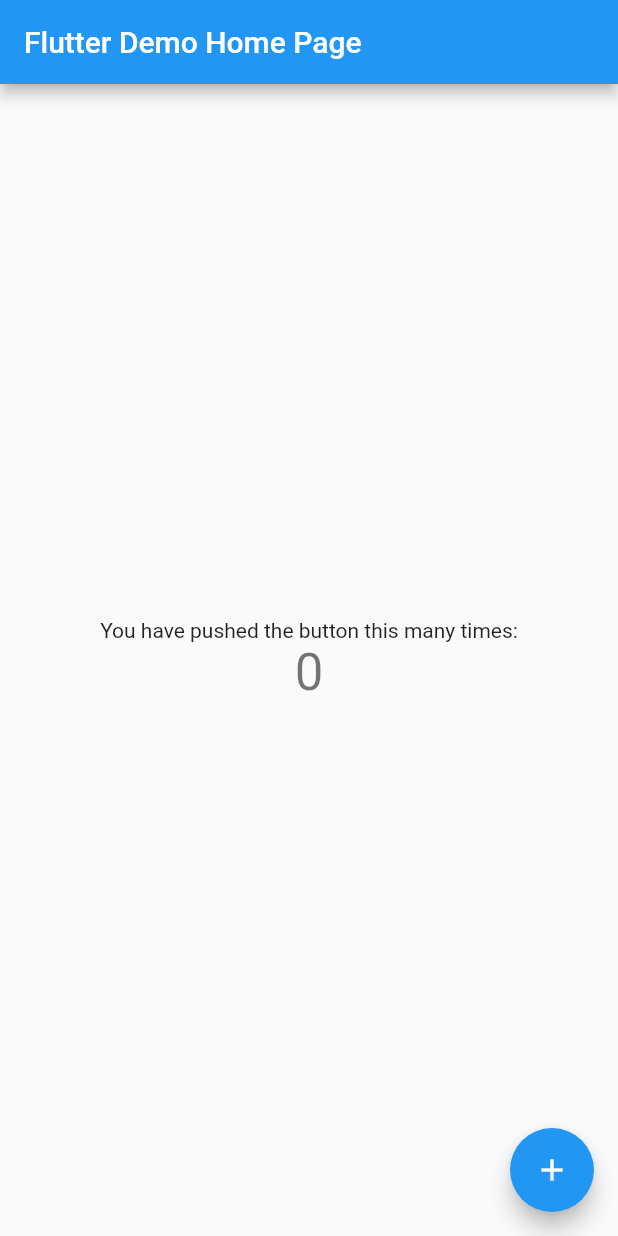
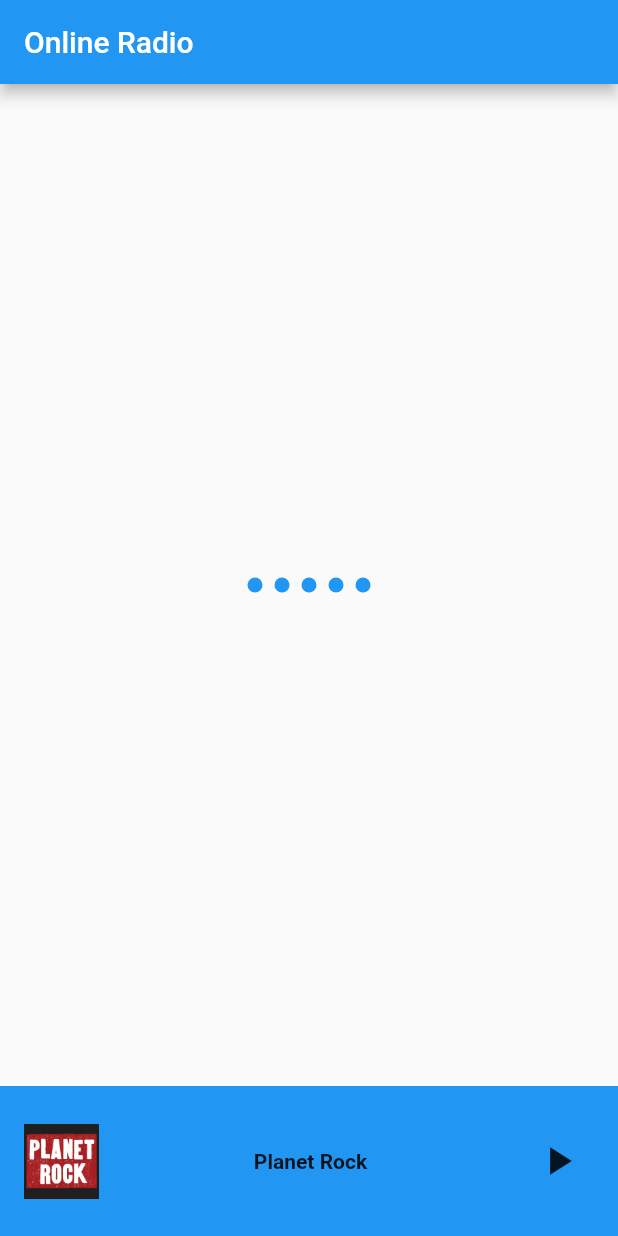
Before and after one commit to Javelink/radioFlutter, a Flutter app: the screen it shows after launch, on a phone screen of 412 x 824 dp. Run offline on Flutter 3.47's test engine with Material 2 defaults, Android fonts, the phone set to English and light mode, and no system bars; our stand-ins replace bloc, flutter_bloc, just_audio; missing offline and left inert: loading.

Commit message:
first part

```diff
--- /dev/null
+++ b/lib/home_screen.dart
@@ -0,0 +1,94 @@
+import 'package:flutter/material.dart';
+import 'package:flutter_bloc/flutter_bloc.dart';
+import 'package:loading/indicator/line_scale_pulse_out_indicator.dart';
+import 'package:loading/loading.dart';
+import 'package:radio_flutter/widgets/idle_dots.dart';
+import 'package:radio_flutter/player_bloc.dart';
+
+import 'player_bloc.dart';
+import 'player_event.dart';
+import 'player_state.dart';
+
+class HomeScreen extends StatelessWidget {
+  final _planetRockUrl = 'https://stream-mz.planetradio.co.uk/planetrock.mp3';
+  final _planetRockImage = 'assets/images/planet_rock.png';
+
+  @override
+  Widget build(BuildContext context) {
+    return Scaffold(
+      appBar: AppBar(
+        title: Text('Online Radio'),
+      ),
+      body: Padding(
+        padding: const EdgeInsets.only(bottom: 100),
+        child: Container(
+          child: Center(
+            child: BlocBuilder<PlayerBloc, PlayerState>(builder: (context, state) {
+              if (state is PausedState) {
+                return IdleDots(color: Theme.of(context).accentColor);
+              } else if (state is PlayingState) {
+                return Loading(
+                  indicator: LineScalePulseOutIndicator(),
+                  size: 100,
+                  color: Theme.of(context).accentColor,
+                );
+              } else {
+                throw Exception('Unknown state of bloc');
+              }
+            }),
+          ),
+        ),
+      ),
+      bottomSheet: Container(
+        color: Theme.of(context).primaryColor,
+        height: 100,
+        child: Row(
+          mainAxisAlignment: MainAxisAlignment.spaceBetween,
+          crossAxisAlignment: CrossAxisAlignment.center,
+          children: <Widget>[
+            Padding(
+              padding: const EdgeInsets.all(16.0),
+              child: Container(
+                height: 50,
+                width: 50,
+                child: Image.asset(_planetRockImage),
+              ),
+            ),
+            Text(
+              'Planet Rock',
+              style: TextStyle(fontWeight: FontWeight.bold),
+            ),
+            Padding(
+              padding: const EdgeInsets.all(16.0),
+              child: BlocBuilder<PlayerBloc, PlayerState>(
+                builder: (context, state) {
+                  if (state is PausedState) {
+                    return IconButton(
+                      icon: Icon(
+                        Icons.play_arrow,
+                        size: 32,
+                      ),
+                      onPressed: () {
+                        context.bloc<PlayerBloc>().add(PlayEvent(url: _planetRockUrl));
+                      },
+                    );
+                  } else {
+                    return IconButton(
+                      icon: Icon(
+                        Icons.pause,
+                        size: 32,
+                      ),
+                      onPressed: () {
+                        context.bloc<PlayerBloc>().add(PauseEvent());
+                      },
+                    );
+                  }
+                },
+              ),
+            )
+          ],
+        ),
+      ),
+    );
+  }
+}
--- /dev/null
+++ b/lib/just_audio_player.dart
@@ -0,0 +1,22 @@
+import 'package:flutter/material.dart';
+import 'package:just_audio/just_audio.dart';
+import 'package:radio_flutter/radio_player.dart';
+
+class JustAudioPlayer extends RadioPlayer {
+  final audioPlayer = AudioPlayer();
+  var _isUrlSet = false;
+
+  @override
+  Future<void> pause() {
+    return audioPlayer.pause();
+  }
+
+  @override
+  Future<void> play({@required String url}) async {
+    if (!_isUrlSet) {
+      await audioPlayer.setUrl(url);
+      _isUrlSet = true;
+    }
+    return audioPlayer.play();
+  }
+}
--- a/lib/main.dart
+++ b/lib/main.dart
@@ -1,111 +1,26 @@
 import 'package:flutter/material.dart';
+import 'package:flutter_bloc/flutter_bloc.dart';
+import 'package:radio_flutter/just_audio_player.dart';
+import 'home_screen.dart';
+import 'player_bloc.dart';
 
-void main() => runApp(MyApp());
+void main() => runApp(RadioApp());
 
-class MyApp extends StatelessWidget {
-  // This widget is the root of your application.
+class RadioApp extends StatelessWidget {
   @override
   Widget build(BuildContext context) {
+    final JustAudioPlayer radioPlayer = JustAudioPlayer();
+
     return MaterialApp(
+      debugShowCheckedModeBanner: false,
       title: 'Flutter Demo',
       theme: ThemeData(
-        // This is the theme of your application.
-        //
-        // Try running your application with "flutter run". You'll see the
-        // application has a blue toolbar. Then, without quitting the app, try
-        // changing the primarySwatch below to Colors.green and then invoke
-        // "hot reload" (press "r" in the console where you ran "flutter run",
-        // or simply save your changes to "hot reload" in a Flutter IDE).
-        // Notice that the counter didn't reset back to zero; the application
-        // is not restarted.
         primarySwatch: Colors.blue,
       ),
-      home: MyHomePage(title: 'Flutter Demo Home Page'),
+      home: BlocProvider<PlayerBloc>(
+        create: (context) => PlayerBloc(radioPlayer: radioPlayer),
+        child: HomeScreen(),
+      ),
     );
   }
 }
-
-class MyHomePage extends StatefulWidget {
-  MyHomePage({Key key, this.title}) : super(key: key);
-
-  // This widget is the home page of your application. It is stateful, meaning
-  // that it has a State object (defined below) that contains fields that affect
-  // how it looks.
-
-  // This class is the configuration for the state. It holds the values (in this
-  // case the title) provided by the parent (in this case the App widget) and
-  // used by the build method of the State. Fields in a Widget subclass are
-  // always marked "final".
-
-  final String title;
-
-  @override
-  _MyHomePageState createState() => _MyHomePageState();
-}
-
-class _MyHomePageState extends State<MyHomePage> {
-  int _counter = 0;
-
-  void _incrementCounter() {
-    setState(() {
-      // This call to setState tells the Flutter framework that something has
-      // changed in this State, which causes it to rerun the build method below
-      // so that the display can reflect the updated values. If we changed
-      // _counter without calling setState(), then the build method would not be
-      // called again, and so nothing would appear to happen.
-      _counter++;
-    });
-  }
-
-  @override
-  Widget build(BuildContext context) {
-    // This method is rerun every time setState is called, for instance as done
-    // by the _incrementCounter method above.
-    //
-    // The Flutter framework has been optimized to make rerunning build methods
-    // fast, so that you can just rebuild anything that needs updating rather
-    // than having to individually change instances of widgets.
-    return Scaffold(
-      appBar: AppBar(
-        // Here we take the value from the MyHomePage object that was created by
-        // the App.build method, and use it to set our appbar title.
-        title: Text(widget.title),
-      ),
-      body: Center(
-        // Center is a layout widget. It takes a single child and positions it
-        // in the middle of the parent.
-        child: Column(
-          // Column is also a layout widget. It takes a list of children and
-          // arranges them vertically. By default, it sizes itself to fit its
-          // children horizontally, and tries to be as tall as its parent.
-          //
-          // Invoke "debug painting" (press "p" in the console, choose the
-          // "Toggle Debug Paint" action from the Flutter Inspector in Android
-          // Studio, or the "Toggle Debug Paint" command in Visual Studio Code)
-          // to see the wireframe for each widget.
-          //
-          // Column has various properties to control how it sizes itself and
-          // how it positions its children. Here we use mainAxisAlignment to
-          // center the children vertically; the main axis here is the vertical
-          // axis because Columns are vertical (the cross axis would be
-          // horizontal).
-          mainAxisAlignment: MainAxisAlignment.center,
-          children: <Widget>[
-            Text(
-              'You have pushed the button this many times:',
-            ),
-            Text(
-              '$_counter',
-              style: Theme.of(context).textTheme.display1,
-            ),
-          ],
-        ),
-      ),
-      floatingActionButton: FloatingActionButton(
-        onPressed: _incrementCounter,
-        tooltip: 'Increment',
-        child: Icon(Icons.add),
-      ), // This trailing comma makes auto-formatting nicer for build methods.
-    );
-  }
-}
--- /dev/null
+++ b/lib/player_bloc.dart
@@ -0,0 +1,28 @@
+import 'dart:async';
+import 'package:bloc/bloc.dart';
+import 'package:meta/meta.dart';
+import 'package:radio_flutter/radio_player.dart';
+import 'player_event.dart';
+import 'player_state.dart';
+
+class PlayerBloc extends Bloc<PlayerEvent, PlayerState> {
+  final RadioPlayer radioPlayer;
+
+  PlayerBloc({@required this.radioPlayer}) : assert(radioPlayer != null);
+
+  @override
+  PlayerState get initialState => PausedState();
+
+  @override
+  Stream<PlayerState> mapEventToState(
+    PlayerEvent event,
+  ) async* {
+    if (event is PlayEvent && state is! PlayingState) {
+      radioPlayer.play(url: event.url);
+      yield PlayingState();
+    } else if (event is PauseEvent) {
+      radioPlayer.pause();
+      yield PausedState();
+    }
+  }
+}
--- /dev/null
+++ b/lib/player_event.dart
@@ -0,0 +1,12 @@
+import 'player_bloc.dart';
+import 'package:flutter/widgets.dart';
+
+@immutable
+abstract class PlayerEvent {}
+
+class PlayEvent extends PlayerEvent {
+  final String url;
+  PlayEvent({@required this.url}) : assert(url != null);
+}
+
+class PauseEvent extends PlayerEvent {}
--- /dev/null
+++ b/lib/player_state.dart
@@ -0,0 +1,9 @@
+import 'player_bloc.dart';
+import 'package:flutter/material.dart';
+
+@immutable
+abstract class PlayerState {}
+
+class PlayingState extends PlayerState {}
+
+class PausedState extends PlayerState {}
--- /dev/null
+++ b/lib/radio_player.dart
@@ -0,0 +1,6 @@
+import 'package:flutter/material.dart';
+
+abstract class RadioPlayer {
+  Future<void> play({@required String url});
+  Future<void> pause();
+}
--- /dev/null
+++ b/lib/widgets/idle_dots.dart
@@ -0,0 +1,25 @@
+import 'package:flutter/material.dart';
+
+class IdleDots extends StatelessWidget {
+  final Color color;
+  IdleDots({this.color = Colors.grey});
+
+  @override
+  Widget build(BuildContext context) {
+    final dots = List.generate(5, (_) {
+      return Padding(
+        padding: const EdgeInsets.all(4.0),
+        child: Container(
+          decoration: BoxDecoration(borderRadius: BorderRadius.circular(10), color: Theme.of(context).accentColor),
+          height: 10,
+          width: 10,
+        ),
+      );
+    });
+
+    return Row(
+      mainAxisAlignment: MainAxisAlignment.center,
+      children: dots,
+    );
+  }
+}
```
Also changed, not shown: pubspec.yaml (+6 -3 lines), assets/images/planet_rock.png (added), pubspec.lock, 6 other files.
